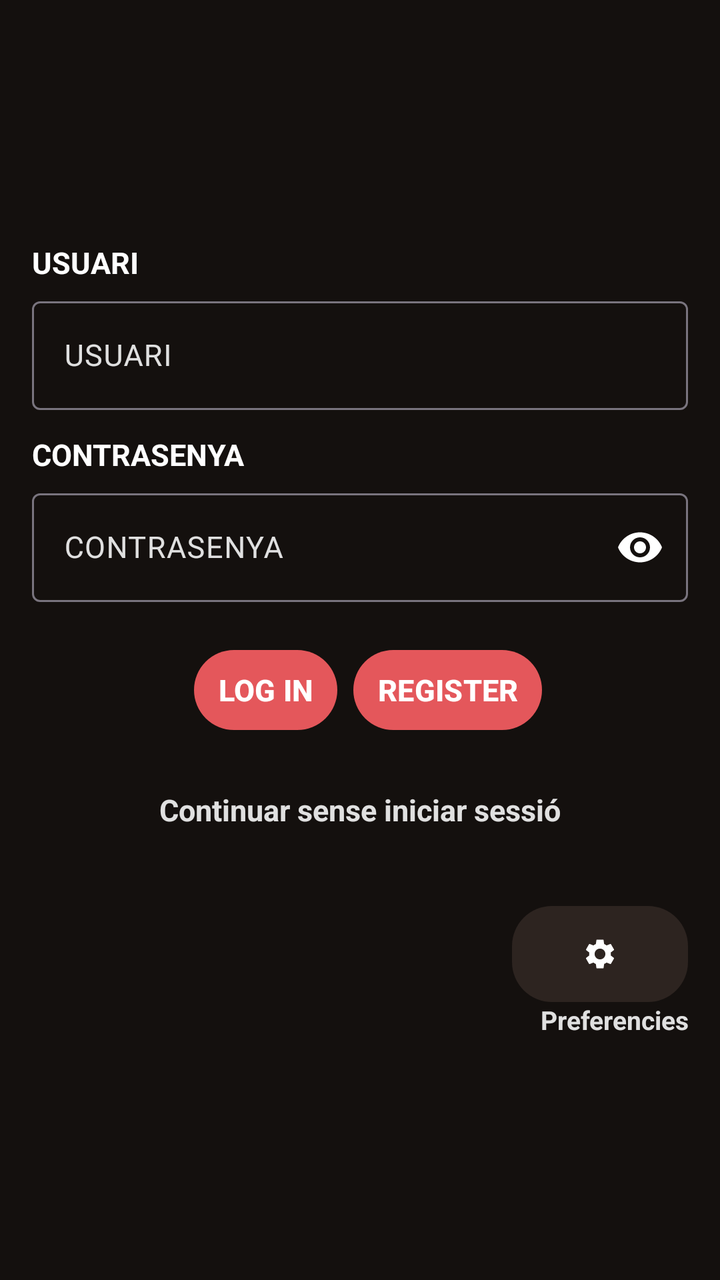
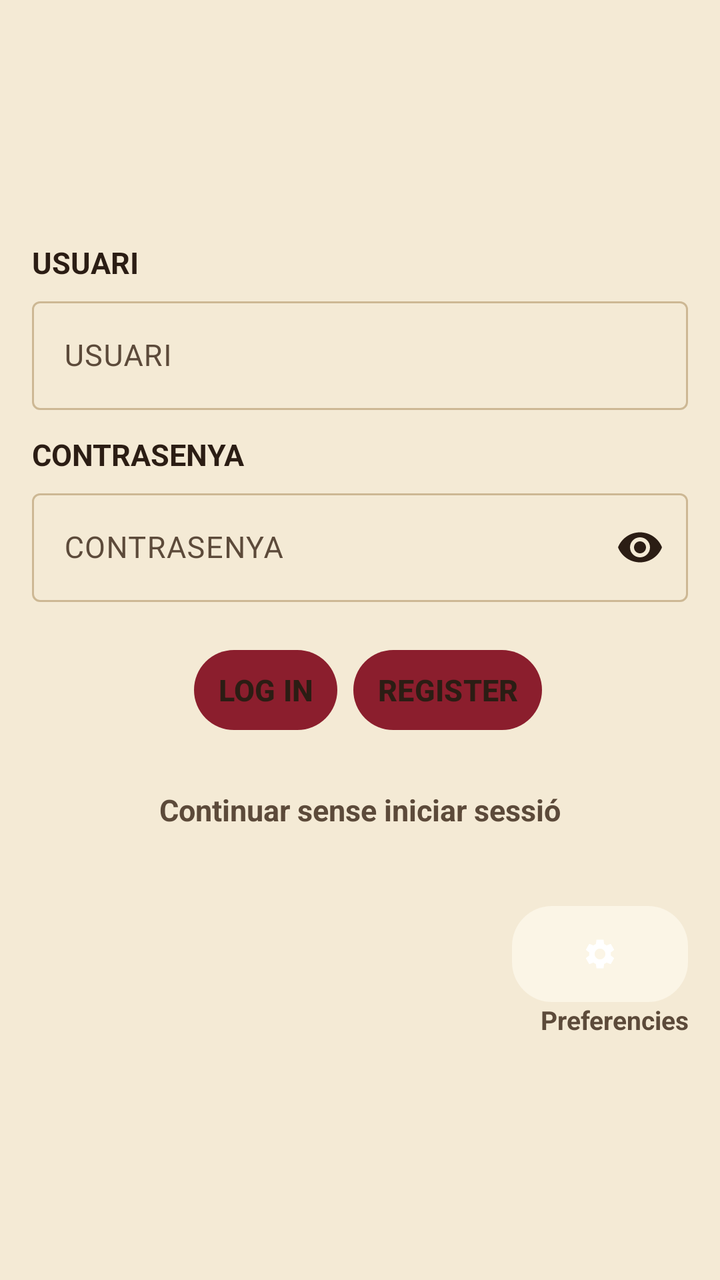

An Android layout rendered at two revisions. The XML below is the earlier revision; the diff shows what the commit changed to produce the second picture.
<!-- AndroidManifest.xml: application theme Theme.DnDiceCompanion -->
<!-- res/layout/fragment_login.xml -->
<?xml version="1.0" encoding="utf-8"?>
<ScrollView xmlns:android="http://schemas.android.com/apk/res/android"
    xmlns:app="http://schemas.android.com/apk/res-auto"
    android:id="@+id/scroll_login"
    android:layout_width="match_parent"
    android:layout_height="match_parent"
    android:background="@color/backgroud"
    android:fillViewport="true">

    <LinearLayout
        android:id="@+id/main"
        android:layout_width="match_parent"
        android:layout_height="wrap_content"
        android:orientation="vertical"
        android:gravity="center"
        android:padding="16dp">

        <TextView
            android:id="@+id/lbl_usuari"
            android:layout_width="match_parent"
            android:layout_height="wrap_content"
            android:textSize="15sp"
            android:textStyle="bold"
            android:textColor="@color/colorText"
            android:layout_marginBottom="4dp"
            android:labelFor="@+id/et_usuari"
            android:text="@string/user" />

        <com.google.android.material.textfield.TextInputLayout
            android:id="@+id/til_usuari"
            android:layout_width="match_parent"
            android:layout_height="wrap_content"
            android:layout_marginBottom="12dp"
            android:hint="@string/user"
            android:textColorHint="@color/textSecundari"
            app:hintTextColor="@color/colorText">

            <com.google.android.material.textfield.TextInputEditText
                android:id="@+id/et_usuari"
                android:layout_width="match_parent"
                android:layout_height="wrap_content"
                android:textColor="@color/colorText"
                android:textSize="15sp" />

        </com.google.android.material.textfield.TextInputLayout>

        <TextView
            android:id="@+id/lbl_contrasenya"
            android:layout_width="match_parent"
            android:layout_height="wrap_content"
            android:textSize="15sp"
            android:textStyle="bold"
            android:textColor="@color/colorText"
            android:layout_marginBottom="4dp"
            android:labelFor="@+id/et_contrasenya"
            android:text="@string/pwd" />

        <com.google.android.material.textfield.TextInputLayout
            android:id="@+id/til_contrasenya"
            android:layout_width="match_parent"
            android:layout_height="wrap_content"
            android:layout_marginBottom="20dp"
            android:hint="@string/pwd"
            android:textColorHint="@color/textSecundari"
            app:hintTextColor="@color/colorText"
            app:passwordToggleEnabled="true"
            app:passwordToggleTint="@color/colorText">

            <com.google.android.material.textfield.TextInputEditText
                android:id="@+id/et_contrasenya"
                android:layout_width="match_parent"
                android:layout_height="wrap_content"
                android:inputType="textPassword"
                android:textColor="@color/colorText"
                android:textSize="15sp" />

        </com.google.android.material.textfield.TextInputLayout>

        <LinearLayout
            android:id="@+id/layout_botons"
            android:layout_width="match_parent"
            android:layout_height="wrap_content"
            android:orientation="horizontal"
            android:gravity="center"
            android:layout_marginBottom="12dp"
            style="?android:attr/buttonBarStyle">

            <com.google.android.material.button.MaterialButton
                android:id="@+id/btn_entrar"
                android:layout_width="wrap_content"
                android:layout_height="wrap_content"
                android:textSize="15sp"
                android:textStyle="bold"
                android:text="@string/log"
                android:textColor="@color/colorText"
                android:contentDescription="@string/btn_login_desc"
                app:backgroundTint="@color/buttonColor"
                app:cornerRadius="20dp"
                style="?android:attr/buttonBarButtonStyle"/>

            <com.google.android.material.button.MaterialButton
                android:id="@+id/btn_registre"
                android:layout_width="wrap_content"
                android:layout_height="wrap_content"
                android:textSize="15sp"
                android:textStyle="bold"
                android:text="@string/reg"
                android:textColor="@color/colorText"
                android:contentDescription="@string/btn_register_desc"
                app:backgroundTint="@color/buttonColor"
                app:cornerRadius="20dp"
                style="?android:attr/buttonBarButtonStyle"/>
        </LinearLayout>

        <TextView
            android:id="@+id/noLogin"
            android:layout_width="wrap_content"
            android:layout_height="wrap_content"
            android:textSize="15sp"
            android:textStyle="bold"
            android:text="@string/noLogIn"
            android:textColor="@color/textSecundari"
            android:contentDescription="@string/btn_no_login_desc"
            android:clickable="true"
            android:focusable="true"
            android:minHeight="48dp"
            android:gravity="center"
            android:paddingStart="12dp"
            android:paddingEnd="12dp"
            android:layout_marginBottom="24dp" />

        <LinearLayout
            android:id="@+id/layout_preferencies"
            android:layout_width="match_parent"
            android:layout_height="wrap_content"
            android:orientation="vertical"
            android:gravity="end">

            <com.google.android.material.button.MaterialButton
                android:id="@+id/btn_preferencies"
                android:layout_width="wrap_content"
                android:layout_height="wrap_content"
                android:contentDescription="@string/pref"
                android:padding="10dp"
                android:insetTop="0dp"
                android:insetBottom="0dp"
                android:insetLeft="0dp"
                android:insetRight="0dp"
                app:backgroundTint="@color/cardBackground"
                app:icon="@drawable/settings"
                app:iconGravity="textStart"
                app:iconPadding="0dp"
                app:cornerRadius="20dp" />

            <TextView
                android:id="@+id/lbl_preferencies"
                android:layout_width="wrap_content"
                android:layout_height="wrap_content"
                android:textSize="13sp"
                android:textStyle="bold"
                android:gravity="center"
                android:textColor="@color/textSecundari"
                android:text="@string/pref" />
        </LinearLayout>

    </LinearLayout>
</ScrollView>
<!-- resources referenced by this layout -->
<resources>
  <color name="backgroud">#14100E</color>
  <color name="buttonColor">#E4575B</color>
  <color name="cardBackground">#2D2420</color>
  <color name="colorText">#FFFFFF</color>
  <color name="textSecundari">#E0E0E0</color>
  <!-- drawable settings (drawable) -->
  <vector xmlns:android="http://schemas.android.com/apk/res/android" android:height="24dp" android:tint="#000000" android:viewportHeight="24" android:viewportWidth="24" android:width="24dp">
      <path android:fillColor="@android:color/white" android:pathData="M19.14,12.94c0.04,-0.3 0.06,-0.61 0.06,-0.94c0,-0.32 -0.02,-0.64 -0.07,-0.94l2.03,-1.58c0.18,-0.14 0.23,-0.41 0.12,-0.61l-1.92,-3.32c-0.12,-0.22 -0.37,-0.29 -0.59,-0.22l-2.39,0.96c-0.5,-0.38 -1.03,-0.7 -1.62,-0.94L14.4,2.81c-0.04,-0.24 -0.24,-0.41 -0.48,-0.41h-3.84c-0.24,0 -0.43,0.17 -0.47,0.41L9.25,5.35C8.66,5.59 8.12,5.92 7.63,6.29L5.24,5.33c-0.22,-0.08 -0.47,0 -0.59,0.22L2.74,8.87C2.62,9.08 2.66,9.34 2.86,9.48l2.03,1.58C4.84,11.36 4.8,11.69 4.8,12s0.02,0.64 0.07,0.94l-2.03,1.58c-0.18,0.14 -0.23,0.41 -0.12,0.61l1.92,3.32c0.12,0.22 0.37,0.29 0.59,0.22l2.39,-0.96c0.5,0.38 1.03,0.7 1.62,0.94l0.36,2.54c0.05,0.24 0.24,0.41 0.48,0.41h3.84c0.24,0 0.44,-0.17 0.47,-0.41l0.36,-2.54c0.59,-0.24 1.13,-0.56 1.62,-0.94l2.39,0.96c0.22,0.08 0.47,0 0.59,-0.22l1.92,-3.32c0.12,-0.22 0.07,-0.47 -0.12,-0.61L19.14,12.94zM12,15.6c-1.98,0 -3.6,-1.62 -3.6,-3.6s1.62,-3.6 3.6,-3.6s3.6,1.62 3.6,3.6S13.98,15.6 12,15.6z"/>
  </vector>
  <string name="btn_login_desc">Iniciar sessió</string>
  <string name="btn_no_login_desc">Continuar sense iniciar sessió</string>
  <string name="btn_register_desc">Registrar-se</string>
  <string name="log">LOG IN</string>
  <string name="noLogIn">Continuar sense iniciar sessió</string>
  <string name="pref">Preferencies</string>
  <string name="pwd">CONTRASENYA</string>
  <string name="reg">REGISTER</string>
  <string name="user">USUARI</string>
  <style name="Theme.DnDiceCompanion" parent="Base.Theme.DnDiceCompanion" />
  <style name="Base.Theme.DnDiceCompanion" parent="Theme.Material3.DayNight.NoActionBar">
      </style>
</resources>

<!-- the commit's change to res/layout/fragment_login.xml (unified diff, before → after) -->
@@ -4,7 +4,7 @@
     android:id="@+id/scroll_login"
     android:layout_width="match_parent"
     android:layout_height="match_parent"
-    android:background="@color/backgroud"
+    android:background="?attr/android:windowBackground"
     android:fillViewport="true">
 
     <LinearLayout
@@ -21,7 +21,7 @@
             android:layout_height="wrap_content"
             android:textSize="15sp"
             android:textStyle="bold"
-            android:textColor="@color/colorText"
+            android:textColor="?attr/colorOnSurface"
             android:layout_marginBottom="4dp"
             android:labelFor="@+id/et_usuari"
             android:text="@string/user" />
@@ -32,14 +32,14 @@
             android:layout_height="wrap_content"
             android:layout_marginBottom="12dp"
             android:hint="@string/user"
-            android:textColorHint="@color/textSecundari"
-            app:hintTextColor="@color/colorText">
+            android:textColorHint="?attr/colorOnSurfaceVariant"
+            app:hintTextColor="?attr/colorOnSurface">
 
             <com.google.android.material.textfield.TextInputEditText
                 android:id="@+id/et_usuari"
                 android:layout_width="match_parent"
                 android:layout_height="wrap_content"
-                android:textColor="@color/colorText"
+                android:textColor="?attr/colorOnSurface"
                 android:textSize="15sp" />
 
         </com.google.android.material.textfield.TextInputLayout>
@@ -50,7 +50,7 @@
             android:layout_height="wrap_content"
             android:textSize="15sp"
             android:textStyle="bold"
-            android:textColor="@color/colorText"
+            android:textColor="?attr/colorOnSurface"
             android:layout_marginBottom="4dp"
             android:labelFor="@+id/et_contrasenya"
             android:text="@string/pwd" />
@@ -61,17 +61,17 @@
             android:layout_height="wrap_content"
             android:layout_marginBottom="20dp"
             android:hint="@string/pwd"
-            android:textColorHint="@color/textSecundari"
-            app:hintTextColor="@color/colorText"
+            android:textColorHint="?attr/colorOnSurfaceVariant"
+            app:hintTextColor="?attr/colorOnSurface"
             app:passwordToggleEnabled="true"
-            app:passwordToggleTint="@color/colorText">
+            app:passwordToggleTint="?attr/colorOnSurface">
 
             <com.google.android.material.textfield.TextInputEditText
                 android:id="@+id/et_contrasenya"
                 android:layout_width="match_parent"
                 android:layout_height="wrap_content"
                 android:inputType="textPassword"
-                android:textColor="@color/colorText"
+                android:textColor="?attr/colorOnSurface"
                 android:textSize="15sp" />
 
         </com.google.android.material.textfield.TextInputLayout>
@@ -92,9 +92,9 @@
                 android:textSize="15sp"
                 android:textStyle="bold"
                 android:text="@string/log"
-                android:textColor="@color/colorText"
+                android:textColor="?attr/colorOnSurface"
                 android:contentDescription="@string/btn_login_desc"
-                app:backgroundTint="@color/buttonColor"
+                app:backgroundTint="?attr/colorPrimary"
                 app:cornerRadius="20dp"
                 style="?android:attr/buttonBarButtonStyle"/>
 
@@ -105,9 +105,9 @@
                 android:textSize="15sp"
                 android:textStyle="bold"
                 android:text="@string/reg"
-                android:textColor="@color/colorText"
+                android:textColor="?attr/colorOnSurface"
                 android:contentDescription="@string/btn_register_desc"
-                app:backgroundTint="@color/buttonColor"
+                app:backgroundTint="?attr/colorPrimary"
                 app:cornerRadius="20dp"
                 style="?android:attr/buttonBarButtonStyle"/>
         </LinearLayout>
@@ -119,7 +119,7 @@
             android:textSize="15sp"
             android:textStyle="bold"
             android:text="@string/noLogIn"
-            android:textColor="@color/textSecundari"
+            android:textColor="?attr/colorOnSurfaceVariant"
             android:contentDescription="@string/btn_no_login_desc"
             android:clickable="true"
             android:focusable="true"
@@ -146,7 +146,7 @@
                 android:insetBottom="0dp"
                 android:insetLeft="0dp"
                 android:insetRight="0dp"
-                app:backgroundTint="@color/cardBackground"
+                app:backgroundTint="?attr/colorSurface"
                 app:icon="@drawable/settings"
                 app:iconGravity="textStart"
                 app:iconPadding="0dp"
@@ -159,7 +159,7 @@
                 android:textSize="13sp"
                 android:textStyle="bold"
                 android:gravity="center"
-                android:textColor="@color/textSecundari"
+                android:textColor="?attr/colorOnSurfaceVariant"
                 android:text="@string/pref" />
         </LinearLayout>
 
<!-- resource entries referenced after the edit -->
@@ -1,10 +1,5 @@
 <!-- resources referenced by this layout -->
 <resources>
-  <color name="backgroud">#14100E</color>
-  <color name="buttonColor">#E4575B</color>
-  <color name="cardBackground">#2D2420</color>
-  <color name="colorText">#FFFFFF</color>
-  <color name="textSecundari">#E0E0E0</color>
   <!-- drawable settings (drawable) -->
   <vector xmlns:android="http://schemas.android.com/apk/res/android" android:height="24dp" android:tint="#000000" android:viewportHeight="24" android:viewportWidth="24" android:width="24dp">
       <path android:fillColor="@android:color/white" android:pathData="M19.14,12.94c0.04,-0.3 0.06,-0.61 0.06,-0.94c0,-0.32 -0.02,-0.64 -0.07,-0.94l2.03,-1.58c0.18,-0.14 0.23,-0.41 0.12,-0.61l-1.92,-3.32c-0.12,-0.22 -0.37,-0.29 -0.59,-0.22l-2.39,0.96c-0.5,-0.38 -1.03,-0.7 -1.62,-0.94L14.4,2.81c-0.04,-0.24 -0.24,-0.41 -0.48,-0.41h-3.84c-0.24,0 -0.43,0.17 -0.47,0.41L9.25,5.35C8.66,5.59 8.12,5.92 7.63,6.29L5.24,5.33c-0.22,-0.08 -0.47,0 -0.59,0.22L2.74,8.87C2.62,9.08 2.66,9.34 2.86,9.48l2.03,1.58C4.84,11.36 4.8,11.69 4.8,12s0.02,0.64 0.07,0.94l-2.03,1.58c-0.18,0.14 -0.23,0.41 -0.12,0.61l1.92,3.32c0.12,0.22 0.37,0.29 0.59,0.22l2.39,-0.96c0.5,0.38 1.03,0.7 1.62,0.94l0.36,2.54c0.05,0.24 0.24,0.41 0.48,0.41h3.84c0.24,0 0.44,-0.17 0.47,-0.41l0.36,-2.54c0.59,-0.24 1.13,-0.56 1.62,-0.94l2.39,0.96c0.22,0.08 0.47,0 0.59,-0.22l1.92,-3.32c0.12,-0.22 0.07,-0.47 -0.12,-0.61L19.14,12.94zM12,15.6c-1.98,0 -3.6,-1.62 -3.6,-3.6s1.62,-3.6 3.6,-3.6s3.6,1.62 3.6,3.6S13.98,15.6 12,15.6z"/>
@@ -20,6 +15,22 @@
   <string name="user">USUARI</string>
   <style name="Theme.DnDiceCompanion" parent="Base.Theme.DnDiceCompanion" />
   <style name="Base.Theme.DnDiceCompanion" parent="Theme.Material3.DayNight.NoActionBar">
+          <item name="colorPrimary">@color/primari_roig_drac_clar</item>
+          <item name="colorSecondary">@color/secundari_or_clar</item>
+          <item name="colorTertiary">@color/accent_arca_clar</item>
+          <item name="android:windowBackground">@color/fons_clar</item>
+          <item name="colorSurface">@color/superficie_clar</item>
+          <item name="colorOnSurface">@color/text_principal_clar</item>
+          <item name="colorOnSurfaceVariant">@color/text_secundari_clar</item>
+          <item name="colorOutline">@color/vora_clar</item>
       </style>
+  <color name="primari_roig_drac_clar">#8B1E2D</color>
+  <color name="secundari_or_clar">#B8862B</color>
+  <color name="accent_arca_clar">#5B3A8C</color>
+  <color name="fons_clar">#F4EAD5</color>
+  <color name="superficie_clar">#FBF5E6</color>
+  <color name="text_principal_clar">#2B1D14</color>
+  <color name="text_secundari_clar">#5C4A3A</color>
+  <color name="vora_clar">#CDB894</color>
 </resources>
 
